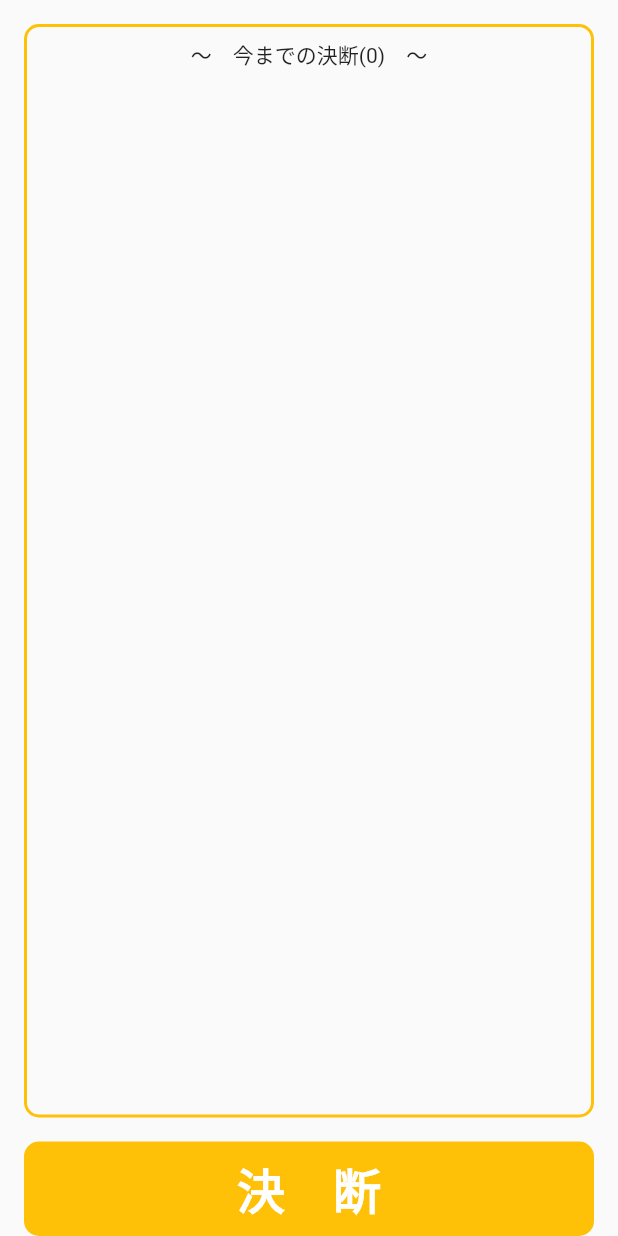
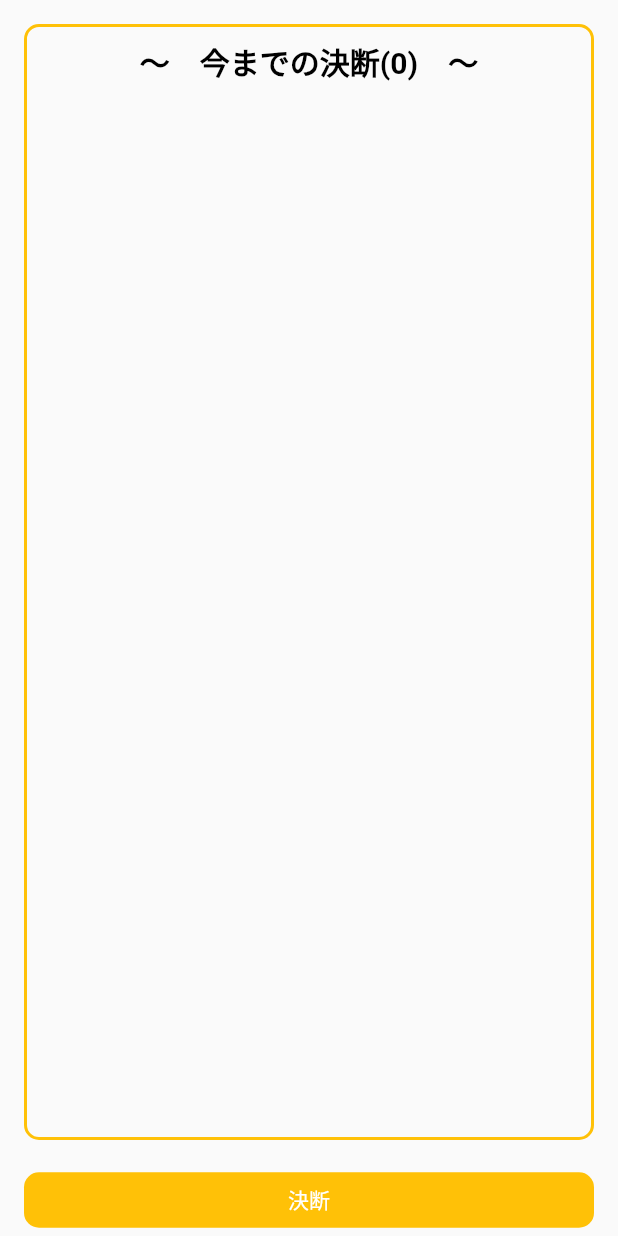
Before and after one commit to oryo-developer/kawarini_ketsudan, a Flutter app: the screen it shows after launch, on a phone screen of 412 x 824 dp. Run offline on Flutter 3.47's test engine with Material 2 defaults, Android fonts, the phone set to English and light mode, and no system bars; our stand-ins replace flutter_hooks, freezed_annotation, hooks_riverpod, isar; missing offline and left inert: marquee_widget; accounts and stored records are empty; generated files the repository leaves out were written again; statements that could not run were skipped.

Commit message:
スタイルの変更

```diff
--- a/lib/view/theme/my_text_style.dart
+++ b/lib/view/theme/my_text_style.dart
@@ -19,13 +19,13 @@
     );
   }
 
-  static TextStyle get black => _textStyle(color: MyColor.black);
-
-  static TextStyle get white10 => _textStyle(fontSize: 10);
+  static TextStyle get black20 {
+    return _textStyle(color: MyColor.black, fontSize: 20);
+  }
 
   static TextStyle get white => _textStyle();
 
-  static TextStyle get whiteOverflow => _textStyle(overflow: TextOverflow.clip);
+  static TextStyle get whiteClip => _textStyle(overflow: TextOverflow.clip);
 
   static TextStyle get whiteUnderline {
     return _textStyle(decoration: TextDecoration.underline);
@@ -33,7 +33,7 @@
 
   static TextStyle get white20 => _textStyle(fontSize: 20);
 
-  static TextStyle get white32LetterSpacing {
-    return _textStyle(fontSize: 32, letterSpacing: 32);
+  static TextStyle get white45 {
+    return _textStyle(fontSize: 45, letterSpacing: 45);
   }
 }
```
